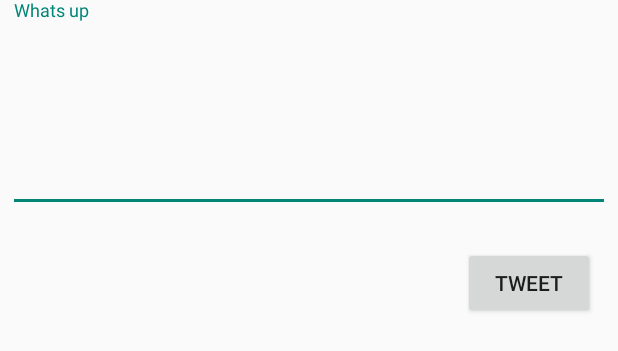
After one commit to Glazzerino/Twitter-Clone-App, an Android app: the layout fragment_compose.xml on its own in the app's theme, with its tools: preview values and no code run, on a phone screen of 412 x 824 dp. The commit adds this screen. Shown: the top 351 px of the screen. Run offline under Robolectric (Android 15) with nearby library versions, the phone set to English and light mode, and no system bars.

Commit message:
Fragment no posting

```diff
--- a/app/build.gradle
+++ b/app/build.gradle
@@ -47,6 +47,7 @@ dependencies {
     implementation 'com.google.android.material:material:1.3.0'
     implementation 'androidx.constraintlayout:constraintlayout:2.0.4'
     implementation 'androidx.swiperefreshlayout:swiperefreshlayout:1.0.0'
+    implementation 'androidx.legacy:legacy-support-v4:1.0.0'
     annotationProcessor 'com.github.bumptech.glide:compiler:4.11.0'
     implementation files('files/EndlessRecyclerViewScrollListener.java')
     def room_version = "2.2.5"
--- a/app/src/main/java/com/codepath/apps/restclienttemplate/TwitterClient.java
+++ b/app/src/main/java/com/codepath/apps/restclienttemplate/TwitterClient.java
@@ -70,6 +70,7 @@ public class TwitterClient extends OAuthBaseClient {
 		String apiUrl = getApiUrl("statuses/home_timeline.json");
 		RequestParams params = new RequestParams();
 		params.put("count", 25);
+		params.put("since_id", 1);
 		params.put("tweet_mode", "extended");
 		params.put("max_id", maxId);
 		client.get(apiUrl, params, handler);
--- /dev/null
+++ b/app/src/main/res/layout/fragment_compose.xml
@@ -0,0 +1,40 @@
+<?xml version="1.0" encoding="utf-8"?>
+<RelativeLayout xmlns:android="http://schemas.android.com/apk/res/android"
+    xmlns:app="http://schemas.android.com/apk/res-auto"
+    xmlns:tools="http://schemas.android.com/tools"
+    android:layout_width="match_parent"
+    android:layout_height="match_parent"
+    tools:context=".ComposeActivity">
+
+    <com.google.android.material.textfield.TextInputLayout
+        android:id="@+id/tiTextInputLayout"
+        android:layout_width="match_parent"
+        android:layout_height="wrap_content">
+        <EditText
+            android:id="@+id/etCompose"
+            android:layout_width="match_parent"
+            android:layout_height="wrap_content"
+            android:layout_alignParentStart="true"
+            android:layout_alignParentTop="true"
+            android:layout_alignParentEnd="true"
+            android:layout_marginStart="5dp"
+            android:layout_marginTop="10dp"
+            android:layout_marginEnd="5dp"
+            android:ems="10"
+            android:gravity="start|top"
+            android:hint="@string/wadup"
+            android:inputType="textMultiLine"
+            android:minLines="5" />
+    </com.google.android.material.textfield.TextInputLayout>
+
+    <Button
+        android:id="@+id/btnTweet"
+        android:layout_width="wrap_content"
+        android:layout_height="wrap_content"
+        android:layout_below="@+id/tiTextInputLayout"
+        android:layout_alignParentEnd="true"
+        android:layout_marginTop="23dp"
+        android:layout_marginEnd="15dp"
+        android:text="Tweet"
+        tools:layout_below="@id/tiTextInputLayout" />
+</RelativeLayout>
--- a/app/src/main/res/values/strings.xml
+++ b/app/src/main/res/values/strings.xml
@@ -7,4 +7,6 @@
     <string name="intent_host">cprest</string>
     <string name="wadup">Whats up</string>
     <string name="empty_tweet_msg">Your tweet cannot be empty</string>
+    <!-- TODO: Remove or change this placeholder text -->
+    <string name="hello_blank_fragment">Hello blank fragment</string>
 </resources>
```
Also changed, not shown: app/src/main/java/com/codepath/apps/restclienttemplate/TimelineActivity.java (+27 -18 lines), app/src/main/java/com/codepath/apps/restclienttemplate/fragments/ComposeFragment.java (added, +101 -0 lines), app/src/main/res/layout/compose_fragment.xml (added, +83 -0 lines), 1 other file.
